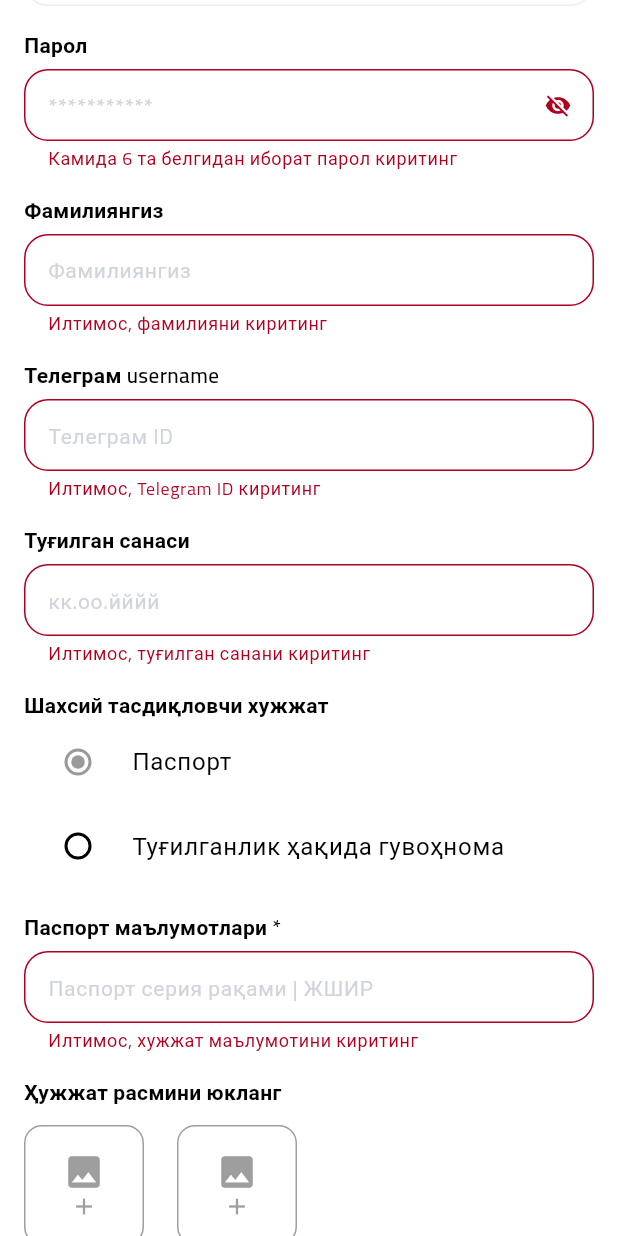
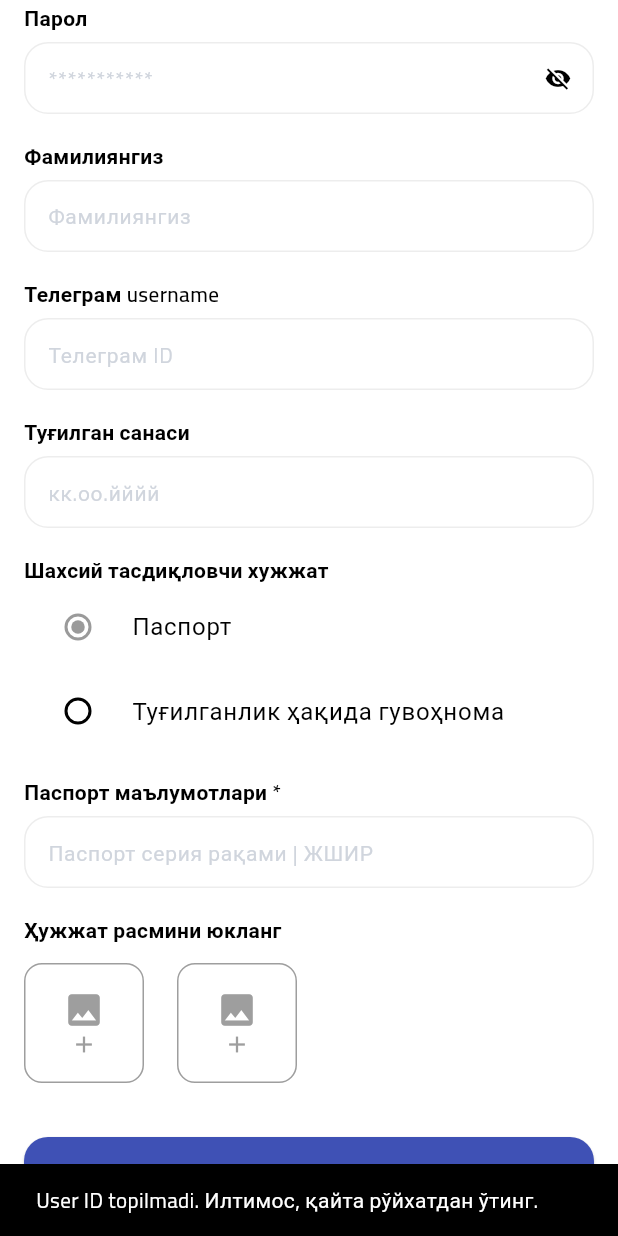
Before and after one commit to Shohjaxon-098/kutubxona_sifat, a Flutter app: the RegisterStep2Screen screen opened by its route, scrolled down 251 dp, after a tap on "Кириш", on a phone screen of 412 x 824 dp. Run offline on Flutter 3.47's test engine with Material 3 defaults, Android fonts, the phone set to English and light mode, and no system bars; our stand-ins replace bloc, dio, flutter_bloc, flutter_svg, get_it, hive and 3 more; accounts and stored records are empty.

Commit message:
clean architecture

```diff
--- a/lib/config/routes/app_routes.dart
+++ b/lib/config/routes/app_routes.dart
@@ -1,5 +1,6 @@
 import 'package:kutubxona/core/util/important.dart';
 import 'package:kutubxona/features/kutubxona/presentation/home/screens/booksearch_screen.dart';
+import 'package:kutubxona/features/kutubxona/presentation/home/screens/category_screen.dart';
 
 class AppRoutes {
   // Define route names
@@ -68,7 +69,7 @@ class AppRoutes {
       case categoryScreen:
         return PageTransition(
           isIos: true,
-          child: const BookSearchScreen(),
+          child: const CategoryScreen(),
           type: PageTransitionType.rightToLeft,
           duration: const Duration(milliseconds: 400),
         );
--- a/lib/features/kutubxona/data/datasources/register_step1_remote_datasource.dart
+++ b/lib/features/kutubxona/data/datasources/register_step1_remote_datasource.dart
@@ -14,9 +14,12 @@ class RegisterStep1RemoteDataSourceImpl
 
   @override
   Future<void> registerPhone(RegisterStep1Model model) async {
-    await dio.post(
+    final response = await dio.post(
       "$baseUrl/account/register/step1/", // 🔁 Bu yerga API endpoint URL qo‘ying
       data: model.toJson(),
     );
+    if (response.statusCode != 201) {
+      throw Exception(response.data['message'] ?? 'Registration failed');
+    }
   }
 }
--- a/lib/features/kutubxona/data/datasources/register_step2_remote_datasources.dart
+++ b/lib/features/kutubxona/data/datasources/register_step2_remote_datasources.dart
@@ -20,7 +20,7 @@ class RegisterStep2RemoteDataSourceImpl
       data: formData,
     );
 
-    if (response.statusCode != 200) {
+    if (response.statusCode != 201) {
       throw Exception('Server error: ${response.data}');
     }
   }
--- a/lib/features/kutubxona/data/models/register_step2.dart
+++ b/lib/features/kutubxona/data/models/register_step2.dart
@@ -17,14 +17,15 @@ class RegisterStep2Model extends RegisterStep2Entity {
     required super.documentNumber,
     required super.documentFile1Path,
     required super.documentFile2Path,
-    required super.libraryId
+    required super.libraryId,
+    required super.userId,
   });
 
   FormData toFormData() {
     return FormData.fromMap({
       'first_name': firstName,
       'last_name': lastName,
-      'gender':selectGender,
+      'gender': selectGender,
       'password': password,
       'telegram_id': telegramId,
       'birth_date': birthDate,
@@ -32,7 +33,8 @@ class RegisterStep2Model extends RegisterStep2Entity {
       'document_number': documentNumber,
       'document_file1': documentFile1Path,
       'document_file2': documentFile2Path,
-      'library_id':libraryId
+      'library_id': libraryId,
+      'user_id': userId,
     });
   }
 }
--- a/lib/features/kutubxona/data/repositories/register_repository_impl.dart
+++ b/lib/features/kutubxona/data/repositories/register_repository_impl.dart
@@ -24,7 +24,8 @@ class RegisterStep2RepositoryImpl implements RegisterStep2Repository {
       documentNumber: entity.documentNumber,
       documentFile1Path: entity.documentFile1Path,
       documentFile2Path: entity.documentFile2Path,
-      libraryId: entity.libraryId
+      libraryId: entity.libraryId,
+      userId: entity.userId,
     );
 
     await remoteDataSource.submitRegisterStep2(model);
--- a/lib/features/kutubxona/domain/entities/register_step2_entity.dart
+++ b/lib/features/kutubxona/domain/entities/register_step2_entity.dart
@@ -14,6 +14,7 @@ class RegisterStep2Entity {
   final File documentFile1Path;
   final File documentFile2Path;
   final String libraryId;
+  final int userId;
 
   RegisterStep2Entity({
     required this.firstName,
@@ -26,6 +27,7 @@ class RegisterStep2Entity {
     required this.documentNumber,
     required this.documentFile1Path,
     required this.documentFile2Path,
-    required this.libraryId
+    required this.libraryId,
+    required this.userId
   });
 }
--- a/lib/features/kutubxona/presentation/auth/registration/registration_step2.dart
+++ b/lib/features/kutubxona/presentation/auth/registration/registration_step2.dart
@@ -39,7 +39,17 @@ class _RegisterStep2ScreenState extends State<RegisterStep2Screen> {
     }
   }
 
-  void _submitForm() {
+  void _submitForm() async {
+    final userId = await LocalStorage.getUserId();
+    if (userId == null) {
+      ScaffoldMessenger.of(context).showSnackBar(
+        const SnackBar(
+          content: Text("User ID topilmadi. Илтимос, қайта рўйхатдан ўтинг."),
+        ),
+      );
+      return;
+    }
+
     if (_formKey.currentState!.validate()) {
       if (docFront == null || docBack == null) {
         ScaffoldMessenger.of(context).showSnackBar(
@@ -60,6 +70,7 @@ class _RegisterStep2ScreenState extends State<RegisterStep2Screen> {
         documentFile1Path: docFront!,
         documentFile2Path: docBack!,
         libraryId: libraryId,
+        userId: userId,
       );
       print(entity.documentFile1Path);
       context.read<RegisterStep2Bloc>().add(
--- a/lib/features/kutubxona/presentation/blocs/bloc/otp_bloc.dart
+++ b/lib/features/kutubxona/presentation/blocs/otp/otp_bloc.dart
@@ -1,8 +1,8 @@
 // presentation/bloc/otp/otp_bloc.dart
 import 'package:flutter_bloc/flutter_bloc.dart';
 import 'package:kutubxona/features/kutubxona/domain/usecases/verify_otp_usecase.dart';
-import 'package:kutubxona/features/kutubxona/presentation/blocs/bloc/otp_event.dart';
-import 'package:kutubxona/features/kutubxona/presentation/blocs/bloc/otp_state.dart';
+import 'package:kutubxona/features/kutubxona/presentation/blocs/otp/otp_event.dart';
+import 'package:kutubxona/features/kutubxona/presentation/blocs/otp/otp_state.dart';
 import 'package:kutubxona/features/kutubxona/domain/entities/otp_entity.dart';
 
 class OtpBloc extends Bloc<OtpEvent, OtpState> {
--- a/lib/injection/service_locator.dart
+++ b/lib/injection/service_locator.dart
@@ -4,7 +4,7 @@ import 'package:kutubxona/features/kutubxona/data/datasources/otp_remote_datasou
 import 'package:kutubxona/features/kutubxona/data/repositories/otp_repository_impl.dart';
 import 'package:kutubxona/features/kutubxona/domain/repository/otp_repository.dart';
 import 'package:kutubxona/features/kutubxona/domain/usecases/verify_otp_usecase.dart';
-import 'package:kutubxona/features/kutubxona/presentation/blocs/bloc/otp_bloc.dart';
+import 'package:kutubxona/features/kutubxona/presentation/blocs/otp/otp_bloc.dart';
 
 final sl = GetIt.instance;
 
--- a/lib/main.dart
+++ b/lib/main.dart
@@ -47,7 +47,7 @@ class KutubxonaApp extends StatelessWidget {
         title: 'Kutubxona',
         theme: theme(),
         darkTheme: darkTheme(),
-        home: const SplashScreen(),
+        home: const HomeScreen(),
         debugShowCheckedModeBanner: false,
         onGenerateRoute: AppRoutes.generateRoute, // Link routes
         initialRoute: AppRoutes.splash, // Set the initial route
--- a/lib/service/hive_service.dart
+++ b/lib/service/hive_service.dart
@@ -11,6 +11,14 @@ class LocalStorage {
     return _box.get("phone");
   }
 
+  static Future<void> saveUserId(int userId) async {
+    await _box.put("user_id", userId);
+  }
+
+  static Future<int?> getUserId() async {
+    return _box.get("user_id");
+  }
+
   static Future<void> saveLibraryId(String id) async {
     await _box.put("library_id", id);
   }
```
Also changed, not shown: lib/core/util/important.dart (+6 -3 lines), lib/features/kutubxona/data/datasources/otp_remote_datasource.dart (+8 -2 lines), lib/features/kutubxona/presentation/auth/registration/registration_step1.dart (+18 -13 lines), lib/features/kutubxona/presentation/home/screens/home_screen.dart (+8 -12 lines), lib/features/kutubxona/presentation/blocs/otp/otp_event.dart (renamed from lib/features/kutubxona/presentation/blocs/bloc/otp_event.dart), lib/features/kutubxona/presentation/blocs/otp/otp_state.dart (renamed from lib/features/kutubxona/presentation/blocs/bloc/otp_state.dart).
